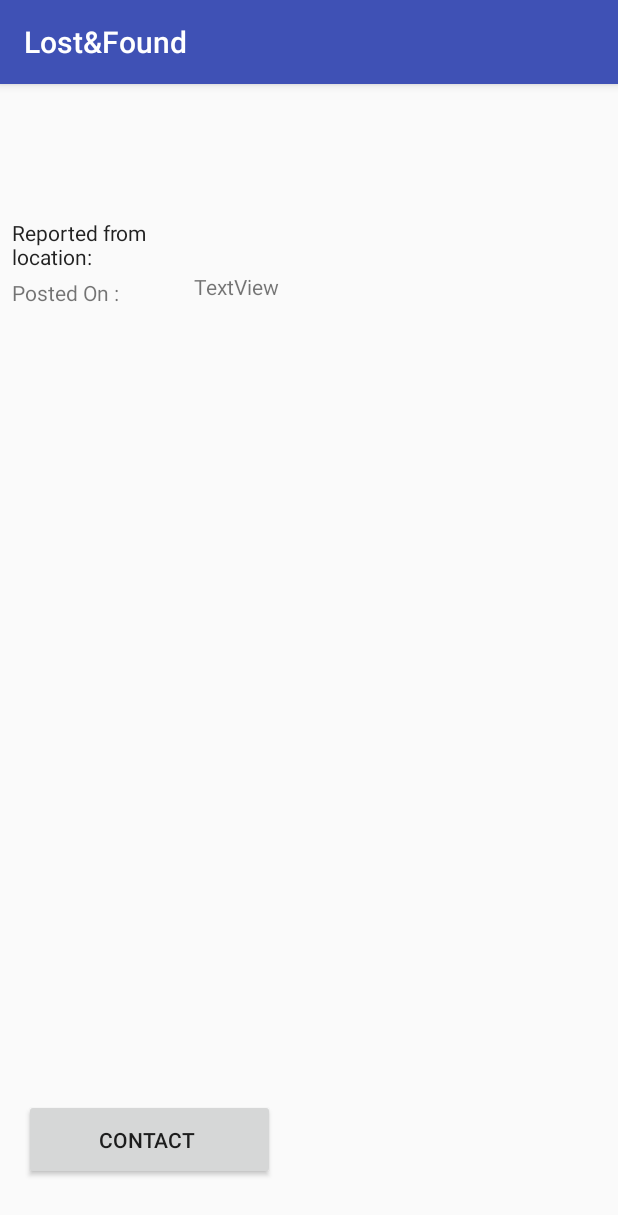
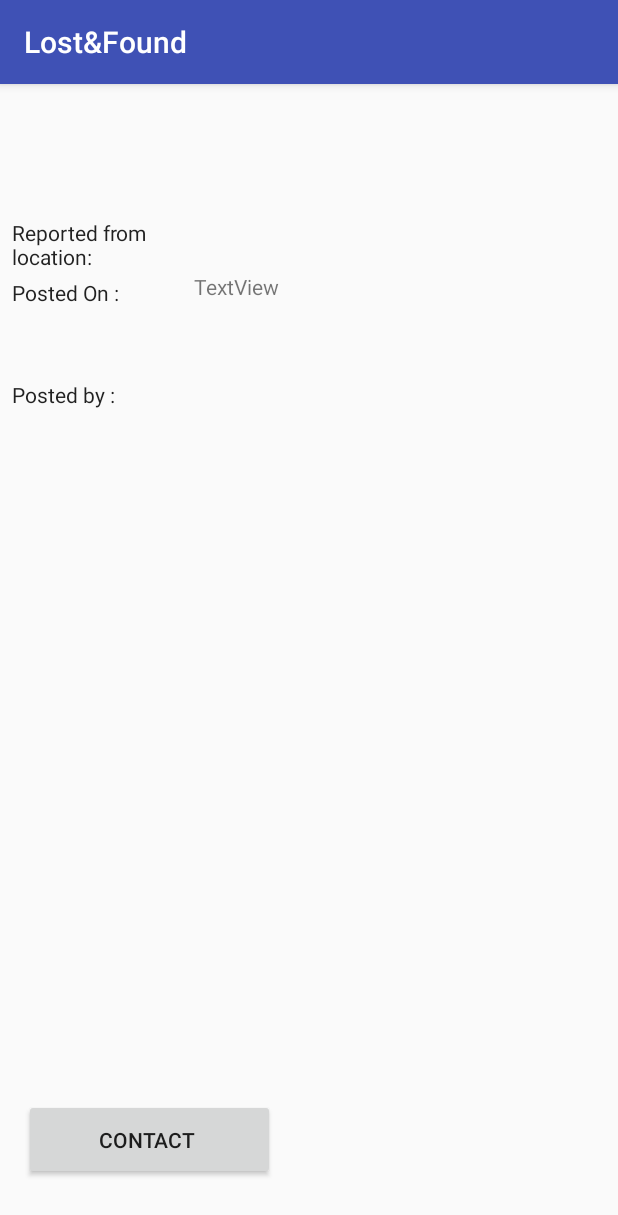
Before and after one commit to thunderd568/Android-App-Lost-and-Found, an Android app: the ItemDetailPage screen opened directly, with no data from a screen before it, on a phone screen of 412 x 824 dp. Shown: the top 1215 px of the screen. Run offline under Robolectric (Android 15) with nearby library versions, the phone set to English and light mode, and no system bars; our stand-ins replace Firebase (no records; nobody signed in at launch, a user with empty details on screens opened directly); 2 statements that could not run were skipped.

Commit message:
Added a text view to display the author of an item on the detailed item report page

```diff
--- a/LostAndFoundApp/app/src/main/java/com/cmsc436/final_project/lostandfoundapp/ItemDetailPage.java
+++ b/LostAndFoundApp/app/src/main/java/com/cmsc436/final_project/lostandfoundapp/ItemDetailPage.java
@@ -13,7 +13,8 @@ import java.util.Date;
 
 public class ItemDetailPage extends AppCompatActivity {
 
-    private TextView titleReportText, addressDetailText, datePostedInfo, reportDescriptionText;
+    private TextView titleReportText, addressDetailText, datePostedInfo, reportDescriptionText
+            ,authorPostInfo;
     private Button deletePostButton;
     private Button contactAuthorButton;
 
@@ -46,6 +47,7 @@ public class ItemDetailPage extends AppCompatActivity {
         titleReportText = findViewById(R.id.titleReportText);
         addressDetailText = findViewById(R.id.addressDetailText);
         datePostedInfo = findViewById(R.id.datePostedInfo);
+        authorPostInfo = findViewById(R.id.authorPostInfo);
         reportDescriptionText = findViewById(R.id.reportDescriptionText);
         deletePostButton = findViewById(R.id.deletePostButton);
         contactAuthorButton = findViewById(R.id.contactAuthorButton);
@@ -55,6 +57,7 @@ public class ItemDetailPage extends AppCompatActivity {
         Intent intent = getIntent();
         mTitle = intent.getStringExtra("title");
         mAddress = intent.getStringExtra("address");
+        reportAuthor = intent.getStringExtra("author");
         mDescription = intent.getStringExtra("description");
         mDate = (Date) intent.getSerializableExtra("dateAuthored");
 
@@ -72,7 +75,7 @@ public class ItemDetailPage extends AppCompatActivity {
             contactAuthorButton.setVisibility(View.VISIBLE);
         }
 
-        setTextViews(mTitle, mAddress, mDescription, mDate);
+        setTextViews(mTitle, mAddress, reportAuthor, mDescription, mDate);
 
         // TODO: Implement the button functionality for contacting the OP and deleting a post
         deletePostButton.setOnClickListener(new View.OnClickListener() {
@@ -93,9 +96,10 @@ public class ItemDetailPage extends AppCompatActivity {
 
     }
 
-    private void setTextViews(String mTitle, String mAddress, String mDescription, Date mDate) {
+    private void setTextViews(String mTitle, String mAddress, String author, String mDescription, Date mDate) {
         titleReportText.setText(mTitle);
         addressDetailText.setText(mAddress);
+        authorPostInfo.setText(author);
         reportDescriptionText.setText(mDescription);
         datePostedInfo.setText(mDate.toString());
 
--- a/LostAndFoundApp/app/src/main/res/layout/activity_item_detail_page.xml
+++ b/LostAndFoundApp/app/src/main/res/layout/activity_item_detail_page.xml
@@ -44,7 +44,7 @@
 
     <TextView
         android:id="@+id/reportDescriptionText"
-        android:layout_width="370dp"
+        android:layout_width="0dp"
         android:layout_height="184dp"
         android:layout_marginStart="8dp"
         android:layout_marginTop="8dp"
@@ -96,6 +96,7 @@
         android:layout_marginStart="8dp"
         android:layout_marginTop="8dp"
         android:text="Posted On :"
+        android:textAppearance="@style/TextAppearance.AppCompat.Body1"
         app:layout_constraintStart_toStartOf="parent"
         app:layout_constraintTop_toBottomOf="@+id/reportedFromLocationText" />
 
@@ -111,4 +112,31 @@
         app:layout_constraintHorizontal_bias="0.403"
         app:layout_constraintStart_toEndOf="@+id/datePostedOnText"
         app:layout_constraintTop_toBottomOf="@+id/addressDetailText" />
+
+    <TextView
+        android:id="@+id/authorText"
+        android:layout_width="104dp"
+        android:layout_height="25dp"
+        android:layout_marginStart="8dp"
+        android:layout_marginTop="8dp"
+        android:layout_marginBottom="8dp"
+        android:text="Posted by :"
+        android:textAppearance="@style/TextAppearance.AppCompat.Body1"
+        app:layout_constraintBottom_toTopOf="@+id/reportDescriptionText"
+        app:layout_constraintStart_toStartOf="parent"
+        app:layout_constraintTop_toBottomOf="@+id/datePostedOnText" />
+
+    <TextView
+        android:id="@+id/authorPostInfo"
+        android:layout_width="260dp"
+        android:layout_height="29dp"
+        android:layout_marginStart="8dp"
+        android:layout_marginTop="8dp"
+        android:layout_marginEnd="8dp"
+        android:layout_marginBottom="8dp"
+        app:layout_constraintBottom_toTopOf="@+id/reportDescriptionText"
+        app:layout_constraintEnd_toEndOf="parent"
+        app:layout_constraintStart_toEndOf="@+id/authorText"
+        app:layout_constraintTop_toBottomOf="@+id/datePostedInfo"
+        app:layout_constraintVertical_bias="0.9" />
 </android.support.constraint.ConstraintLayout>
```
